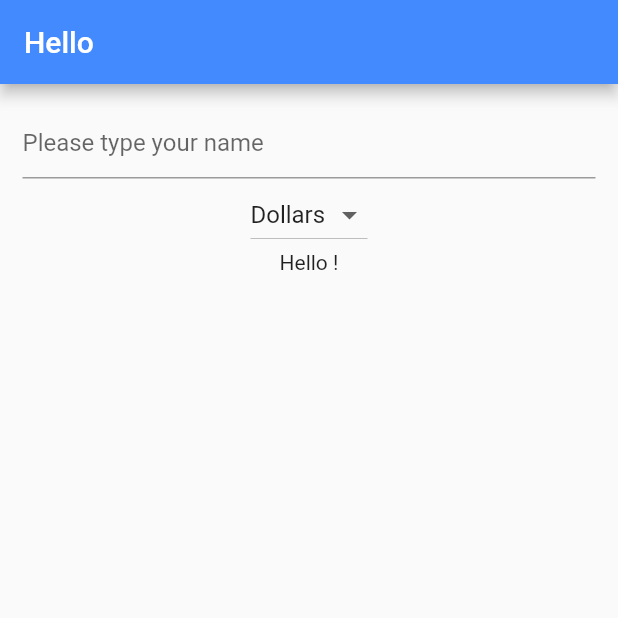
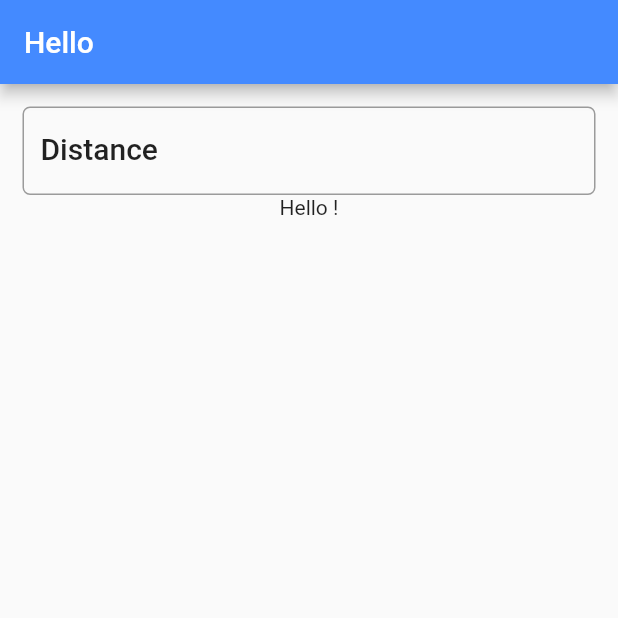
Before and after one commit to LiamPKenna/travel-calculator, a Flutter app: the screen it shows after launch, on a phone screen of 412 x 824 dp, the top half of it. Run offline on Flutter 3.47's test engine with Material 2 defaults, Android fonts, the phone set to English and light mode, and no system bars.

Commit message:
Refactor names and add style to input

```diff
--- a/lib/main.dart
+++ b/lib/main.dart
@@ -7,26 +7,27 @@ class MyApp extends StatelessWidget {
   @override
   Widget build(BuildContext context) {
     return MaterialApp(
-      title: 'Flutter Demo',
+      title: 'Travel Calculator',
       theme: ThemeData(
         primarySwatch: Colors.blue,
       ),
-      home: HelloYou(),
+      home: FuelForm(),
     );
   }
 }
 
-class HelloYou extends StatefulWidget {
+class FuelForm extends StatefulWidget {
   @override
-  _HelloYouState createState() => _HelloYouState();
+  _FuelFormState createState() => _FuelFormState();
 }
 
-class _HelloYouState extends State<HelloYou> {
+class _FuelFormState extends State<FuelForm> {
   String name = '';
   final _currencies = ['Dollars', 'Euro', 'Pounds'];
   String _currency = 'Dollars';
   @override
   Widget build(BuildContext context) {
+    TextStyle textStyle = Theme.of(context).textTheme.title;
     return Scaffold(
       appBar: AppBar(
         title: Text('Hello'),
@@ -37,22 +38,29 @@ class _HelloYouState extends State<HelloYou> {
         child: Column(
           children: <Widget>[
             TextField(
-              decoration: InputDecoration(hintText: 'Please type your name'),
+              decoration: InputDecoration(
+                  hintText: 'e.g. 124',
+                  labelText: 'Distance',
+                  labelStyle: textStyle,
+                  border: OutlineInputBorder(
+                    borderRadius: BorderRadius.circular(5.0),
+                  )),
+              keyboardType: TextInputType.number,
               onChanged: (String string) {
                 setState(() {
                   name = string;
                 });
               },
             ),
-            DropdownButton<String>(
-                items: _currencies.map((String value) {
-                  return DropdownMenuItem<String>(
-                      value: value, child: Text(value));
-                }).toList(),
-                value: _currency,
-                onChanged: (String value) {
-                  _onDropdownChange(value);
-                }),
+            // DropdownButton<String>(
+            //     items: _currencies.map((String value) {
+            //       return DropdownMenuItem<String>(
+            //           value: value, child: Text(value));
+            //     }).toList(),
+            //     value: _currency,
+            //     onChanged: (String value) {
+            //       _onDropdownChange(value);
+            //     }),
             Text('Hello ' + name + '!'),
           ],
         ),
```
